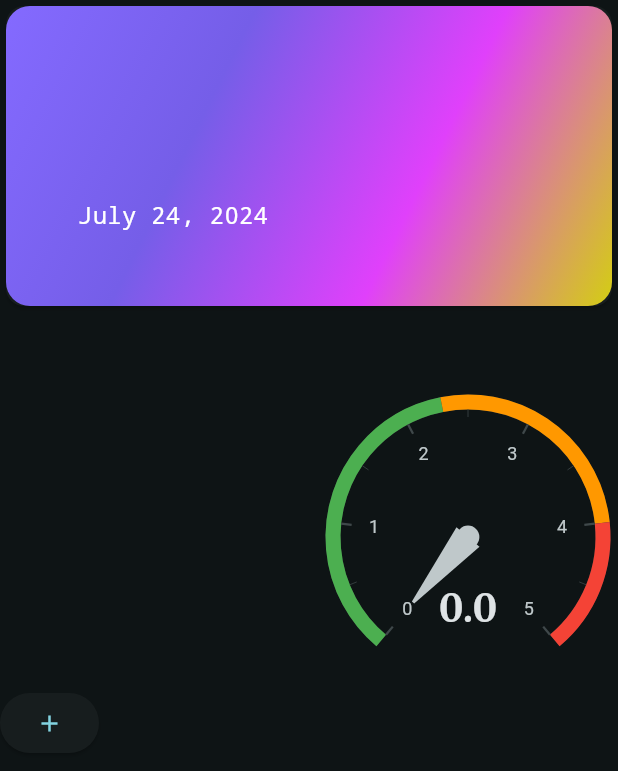
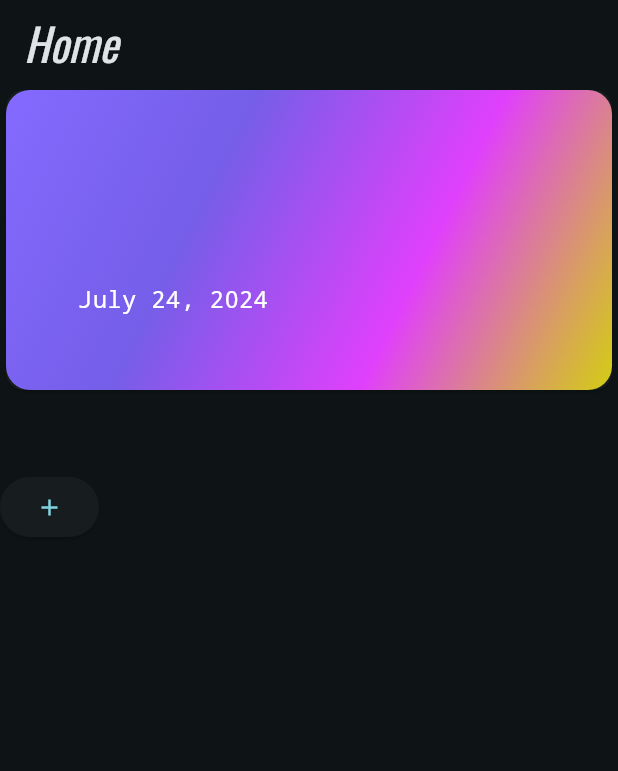
Before and after one commit to Syed-Abdullah-G/document_app, a Flutter app: the dashboardView screen opened directly, on a phone screen of 412 x 824 dp. Shown: the top 771 px of the screen. Run offline on Flutter 3.47's test engine with Material 3 defaults, Android fonts, the phone set to English and light mode, and no system bars; drawn by our look-alikes of syncfusion_flutter_gauges; our stand-ins replace cloud_firestore, file_picker, firebase_auth, firebase_core, firebase_storage, flutter_riverpod and 4 more; missing offline and left inert: flutter_file_downloader; accounts and stored records are empty; generated files the repository leaves out were written again.

```diff
--- a/lib/screens/myFile.dart
+++ b/lib/screens/myFile.dart
@@ -11,6 +11,6 @@ class myFile extends StatefulWidget {
 class _myFileState extends State<myFile> {
   @override
   Widget build(BuildContext context) {
-    return filesView();
+    return Scaffold(appBar: AppBar(title: Text('My Files'),),body: filesView(),);
   }
 }
--- a/lib/widgets/dashboard.dart
+++ b/lib/widgets/dashboard.dart
@@ -13,7 +13,6 @@ import 'package:syncfusion_flutter_gauges/gauges.dart';
 import 'package:todo/styles/styles.dart';
 
 final storageRef = FirebaseStorage.instance.ref();
-final filesRef = storageRef.child('files');
 
 class dashboardView extends ConsumerStatefulWidget {
   const dashboardView({super.key});
@@ -30,26 +29,27 @@ class dashboardViewState extends ConsumerState<dashboardView> {
   double totalSize = 0.0;
   late List<String?> file_paths;
 
-  Future<double> getTotalSize() async {
-    try {
-      ListResult res =
-          await filesRef.listAll(); // Wait for listAll() to complete
+//   Future<double> getTotalSize() async {
+//     try {
+//       ListResult res =
+//           await filesRef.listAll(); // Wait for listAll() to complete
 
-      for (Reference itemRef in res.items) {
-        double size = await getFileSize(
-            itemRef.fullPath); // Wait for getFileSize() to complete
-        totalSize += size;
+//       for (Reference itemRef in res.items) {
+//         double size = await getFileSize(
+//             itemRef.fullPath);
+//             print(itemRef.fullPath);// Wait for getFileSize() to complete
+//         totalSize += size;
 
-// Add the size to totalSize
-      }
-      setState(() {
-        totalSize = totalSize;
-      });
-      return totalSize;
-    } catch (e) {
-      return 0.0;
-    }
-  }
+// // Add the size to totalSize
+//       }
+//       setState(() {
+//         totalSize = totalSize;
+//       });
+//       return totalSize;
+//     } catch (e) {
+//       return 0.0;
+//     }
+//   }
 
   //storage operations
 
@@ -71,7 +71,7 @@ class dashboardViewState extends ConsumerState<dashboardView> {
 
   Future<void> _initData() async {
     getEmail();
-    await getTotalSize();
+    // await getTotalSize();
   }
 
   @override
@@ -162,7 +162,8 @@ class dashboardViewState extends ConsumerState<dashboardView> {
     final formattedDate = DateFormat('MMMM d, yyyy').format(now);
     return Email == null
         ? const Center(child: CircularProgressIndicator())
-        : Column(
+        : Scaffold(appBar: AppBar(title: Text('Home'),),
+            body: Column(
             mainAxisAlignment: MainAxisAlignment.start,
             crossAxisAlignment: CrossAxisAlignment.start,
             children: [
@@ -175,68 +176,68 @@ class dashboardViewState extends ConsumerState<dashboardView> {
               const SizedBox(
                 height: 50,
               ),
-              Row(
-                mainAxisAlignment: MainAxisAlignment.end,
-                children: [
-                  FutureBuilder(
-                    future: getTotalSize(),
-                    builder: (context, snapshot) {
-                      if (snapshot.hasData) {
-                        return SizedBox(
-                          height: 200,
-                          width: 200,
-                          child: SfRadialGauge(
-                              enableLoadingAnimation: true,
-                              animationDuration: 4500,
-                              axes: <RadialAxis>[
-                                RadialAxis(
-                                    minimum: 0,
-                                    maximum: 5,
-                                    ranges: <GaugeRange>[
-                                      GaugeRange(
-                                          startValue: 0,
-                                          endValue: 2.3,
-                                          color: Colors.green,
-                                          startWidth: 10,
-                                          endWidth: 10),
-                                      GaugeRange(
-                                          startValue: 2.3,
-                                          endValue: 4,
-                                          color: Colors.orange,
-                                          startWidth: 10,
-                                          endWidth: 10),
-                                      GaugeRange(
-                                          startValue: 4,
-                                          endValue: 5,
-                                          color: Colors.red,
-                                          startWidth: 10,
-                                          endWidth: 10)
-                                    ],
-                                    pointers: <GaugePointer>[
-                                      NeedlePointer(
-                                        value: totalSize,
-                                      )
-                                    ],
-                                    annotations: <GaugeAnnotation>[
-                                      GaugeAnnotation(
-                                          widget: Container(
-                                              child: Text(totalSize.toString(),
-                                                  style: const TextStyle(
-                                                      fontSize: 25,
-                                                      fontWeight:
-                                                          FontWeight.bold))),
-                                          angle: 90,
-                                          positionFactor: 0.5)
-                                    ])
-                              ]),
-                        );
-                      } else {
-                        return Container();
-                      }
-                    },
-                  ),
-                ],
-              ),
+              // Row(
+              //   mainAxisAlignment: MainAxisAlignment.end,
+              //   children: [
+              //     FutureBuilder(
+              //       future: getTotalSize(),
+              //       builder: (context, snapshot) {
+              //         if (snapshot.hasData) {
+              //           return SizedBox(
+              //             height: 200,
+              //             width: 200,
+              //             child: SfRadialGauge(
+              //                 enableLoadingAnimation: true,
+              //                 animationDuration: 4500,
+              //                 axes: <RadialAxis>[
+              //                   RadialAxis(
+              //                       minimum: 0,
+              //                       maximum: 5,
+              //                       ranges: <GaugeRange>[
+              //                         GaugeRange(
+              //                             startValue: 0,
+              //                             endValue: 2.3,
+              //                             color: Colors.green,
+              //                             startWidth: 10,
+              //                             endWidth: 10),
+              //                         GaugeRange(
+              //                             startValue: 2.3,
+              //                             endValue: 4,
+              //                             color: Colors.orange,
+              //                             startWidth: 10,
+              //                             endWidth: 10),
+              //                         GaugeRange(
+              //                             startValue: 4,
+              //                             endValue: 5,
+              //                             color: Colors.red,
+              //                             startWidth: 10,
+              //                             endWidth: 10)
+              //                       ],
+              //                       pointers: <GaugePointer>[
+              //                         NeedlePointer(
+              //                           value: totalSize,
+              //                         )
+              //                       ],
+              //                       annotations: <GaugeAnnotation>[
+              //                         GaugeAnnotation(
+              //                             widget: Container(
+              //                                 child: Text(totalSize.toString(),
+              //                                     style: const TextStyle(
+              //                                         fontSize: 25,
+              //                                         fontWeight:
+              //                                             FontWeight.bold))),
+              //                             angle: 90,
+              //                             positionFactor: 0.5)
+              //                       ])
+              //                 ]),
+              //           );
+              //         } else {
+              //           return Container();
+              //         }
+              //       },
+              //     ),
+              //   ],
+              // ),
               ElevatedButton.icon(
                   onPressed: () {
                     showModalBottomSheet(
@@ -315,6 +316,6 @@ class dashboardViewState extends ConsumerState<dashboardView> {
                         )
                       : Container())
             ],
-          );
+          ));
   }
 }
--- a/pubspec.yaml
+++ b/pubspec.yaml
@@ -50,6 +50,7 @@ dependencies:
   path_provider: ^2.1.3
   share_plus: ^9.0.0
   syncfusion_flutter_gauges: ^26.1.42
+  flutter_file_downloader: ^2.0.0
 
 dev_dependencies:
   flutter_test:
```
Also changed, not shown: lib/screens/mainscreen.dart (+1 -13 lines), lib/widgets/filesView.dart (+79 -23 lines), pubspec.lock, 1 other file.
